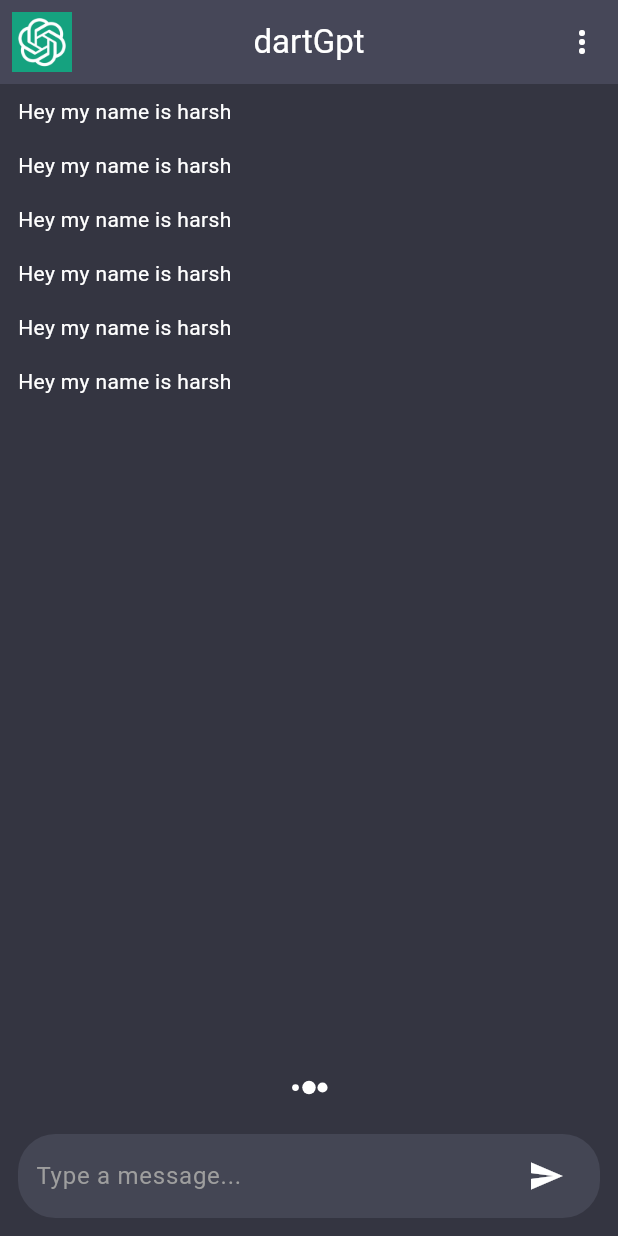
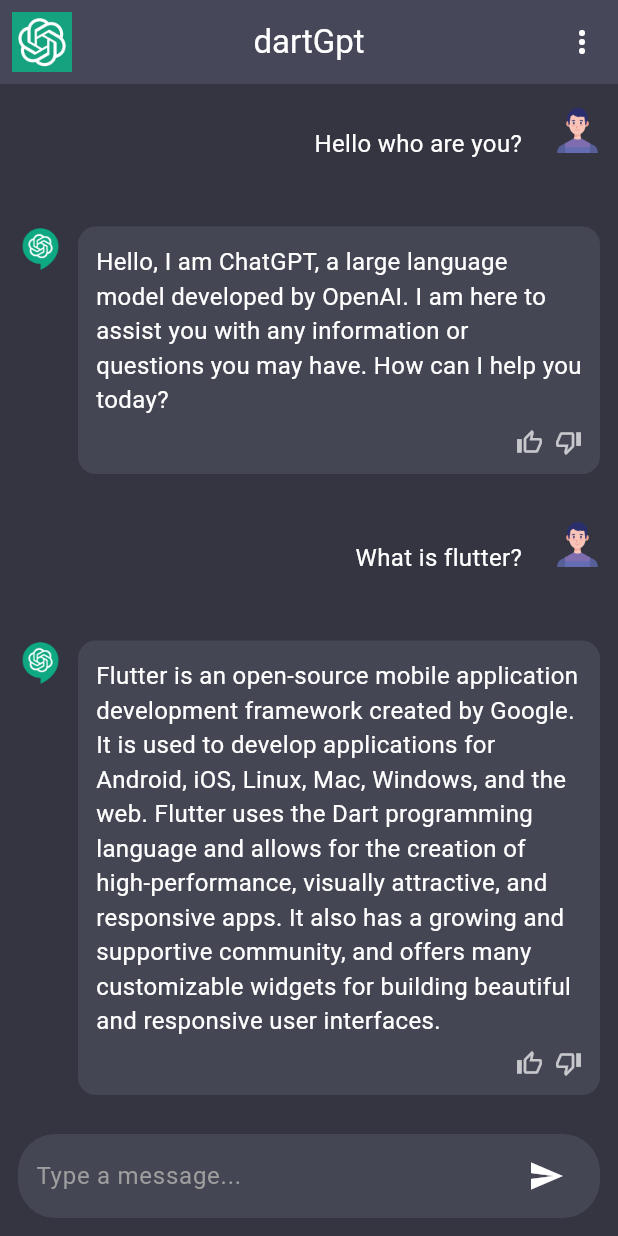
Before and after one commit to Harsh-Techie31/dartGpt, a Flutter app: the screen it shows after launch, on a phone screen of 412 x 824 dp. Run offline on Flutter 3.47's test engine with Material 3 defaults, Android fonts, the phone set to English and light mode, and no system bars; our stand-ins replace flutter_spinkit.

Commit message:
finished the chat screen UI

```diff
--- a/lib/constant/constants.dart
+++ b/lib/constant/constants.dart
@@ -2,3 +2,33 @@
 
 Color scaffoldBackgroundColor = const Color(0xFF343541);
 Color cardColor = const Color(0xFF444654);
+
+final chatMessages = [
+  {
+    "msg": "Hello who are you?",
+    "chatIndex": 0,
+  },
+  {
+    "msg":
+        "Hello, I am ChatGPT, a large language model developed by OpenAI. I am here to assist you with any information or questions you may have. How can I help you today?",
+    "chatIndex": 1,
+  },
+  {
+    "msg": "What is flutter?",
+    "chatIndex": 0,
+  },
+  {
+    "msg":
+        "Flutter is an open-source mobile application development framework created by Google. It is used to develop applications for Android, iOS, Linux, Mac, Windows, and the web. Flutter uses the Dart programming language and allows for the creation of high-performance, visually attractive, and responsive apps. It also has a growing and supportive community, and offers many customizable widgets for building beautiful and responsive user interfaces.",
+    "chatIndex": 1,
+  },
+  {
+    "msg": "Okay thanks",
+    "chatIndex": 0,
+  },
+  {
+    "msg":
+        "You're welcome! Let me know if you have any other questions or if there's anything else I can help you with.",
+    "chatIndex": 1,
+  },
+];
--- a/lib/main.dart
+++ b/lib/main.dart
@@ -13,6 +13,7 @@
   @override
   Widget build(BuildContext context) {
     return MaterialApp(
+      debugShowCheckedModeBanner: false,
       title: 'Flutter Demo',
       theme: ThemeData(
         scaffoldBackgroundColor: scaffoldBackgroundColor,
--- a/lib/screens/chat-screen.dart
+++ b/lib/screens/chat-screen.dart
@@ -1,5 +1,6 @@
 import 'package:dartgpt/constant/constants.dart';
 import 'package:dartgpt/services/assets.dart';
+import 'package:dartgpt/widgets/chat-widget.dart';
 import 'package:flutter/material.dart';
 import 'package:flutter_spinkit/flutter_spinkit.dart';
 
@@ -11,7 +12,7 @@
 }
 
 class _ChatScreenState extends State<ChatScreen> {
-  bool isTyping = true;
+  bool isTyping = false;
   TextEditingController textEditingController = TextEditingController();
 
   @override
@@ -19,6 +20,8 @@
     textEditingController.dispose();
     super.dispose();
   }
+
+  // final list = chatMessages;
 
   @override
   Widget build(BuildContext context) {
@@ -48,15 +51,12 @@
           children: [
             Flexible(
               child: ListView.builder(
-                itemCount: 6,
+                itemCount: chatMessages.length,
                 itemBuilder: (context, index) {
-                  return const Padding(
+                  return  Padding(
                     padding:
                         EdgeInsets.symmetric(horizontal: 12.0, vertical: 8.0),
-                    child: Text(
-                      "Hey my name is harsh",
-                      style: TextStyle(color: Colors.white),
-                    ),
+                    child: ChatBubble(msg: chatMessages[index]['msg'].toString(), index: int.parse(chatMessages[index]['chatIndex'].toString()))
                   );
                 },
               ),
--- /dev/null
+++ b/lib/widgets/chat-widget.dart
@@ -0,0 +1,69 @@
+import 'package:dartgpt/constant/constants.dart';
+import 'package:dartgpt/services/assets.dart';
+import 'package:flutter/material.dart';
+
+class ChatBubble extends StatelessWidget {
+  final String msg;
+  final int index;
+  const ChatBubble({super.key, required this.msg, required this.index});
+
+  @override
+  Widget build(BuildContext context) {
+    return Padding(
+      padding: const EdgeInsets.symmetric(vertical: 8.0),
+      child: Row(
+        crossAxisAlignment: CrossAxisAlignment.start,
+        mainAxisAlignment: index == 0 ? MainAxisAlignment.end : MainAxisAlignment.start,
+        children: [
+          if (index != 0) ...[
+            Image.asset(
+              assetholder.botpfp,
+              height: 30,
+              width: 30,
+            ),
+            const SizedBox(width: 10),
+          ],
+          Expanded(
+            child: Material(
+              color: index == 0 ? scaffoldBackgroundColor : cardColor,
+              borderRadius: BorderRadius.circular(12),
+              child: Padding(
+                padding: const EdgeInsets.all(12.0),
+                child: Column(
+                  crossAxisAlignment: (index ==0 ) ? CrossAxisAlignment.end : CrossAxisAlignment.start,
+                  children: [
+                    // if(index==0) spa
+                    Text(
+                      msg,
+                      style: const TextStyle(color: Colors.white, fontSize: 16),
+                    ),
+                    if (index == 1)
+                      Padding(
+                        padding: const EdgeInsets.only(top: 8.0),
+                        child: Row(
+                          mainAxisAlignment: MainAxisAlignment.end,
+                          children: [
+                            Icon(Icons.thumb_up_alt_outlined, color: Colors.white70, size: 18),
+                            const SizedBox(width: 8),
+                            Icon(Icons.thumb_down_alt_outlined, color: Colors.white70, size: 18),
+                          ],
+                        ),
+                      ),
+                  ],
+                ),
+              ),
+            ),
+          ),
+          if (index == 0) ...[
+            const SizedBox(width: 10),
+            Image.asset(
+              assetholder.userpfp,
+              height: 30,
+              width: 30,
+            ),
+          ],
+        ],
+      ),
+    );
+  }
+}
```
